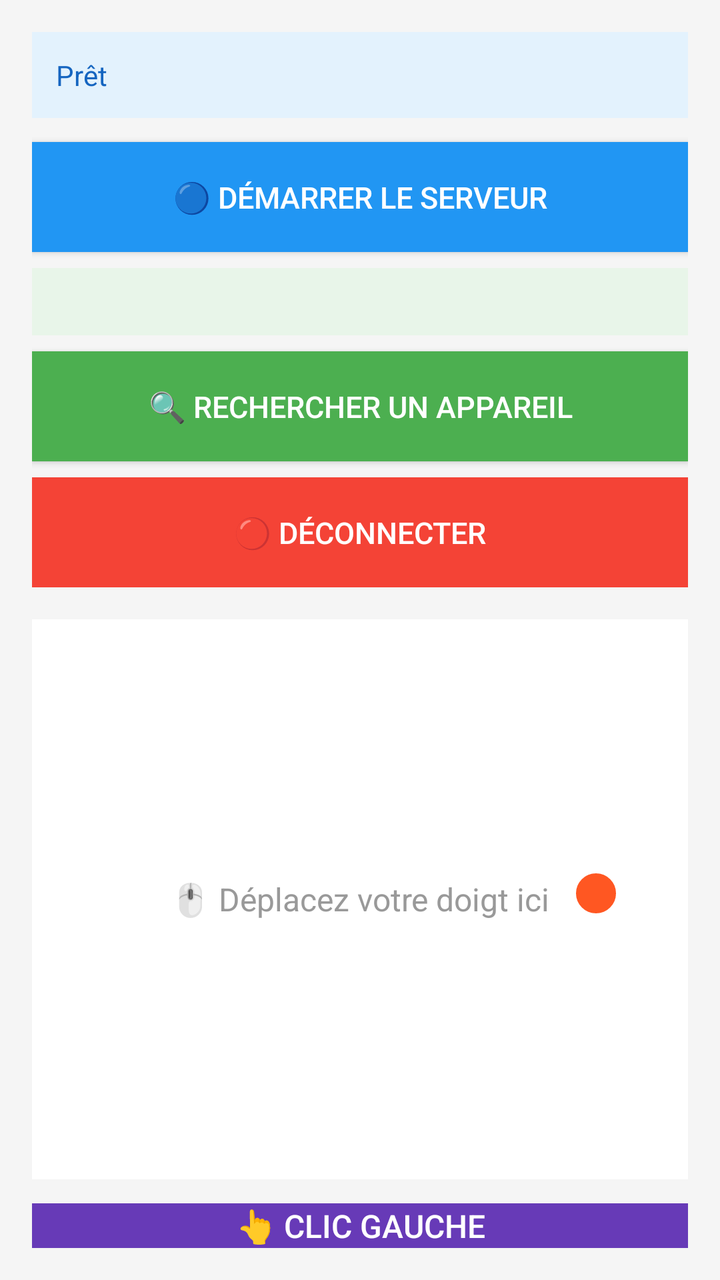
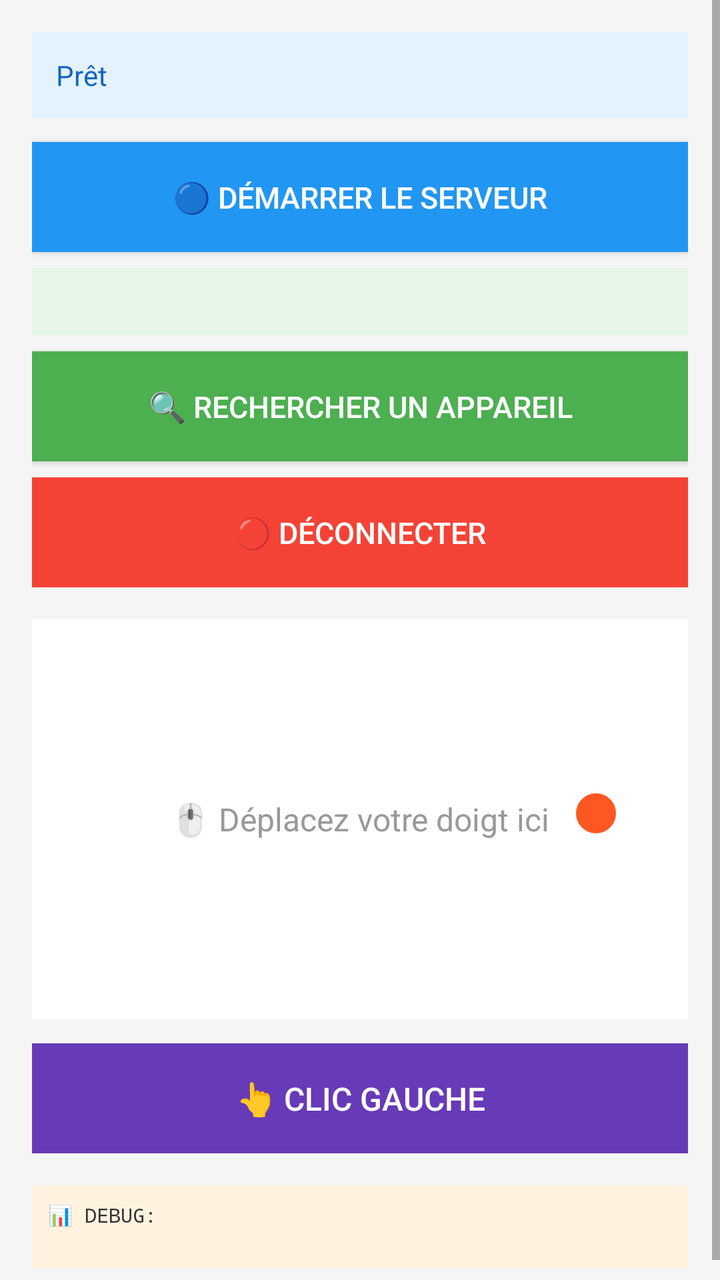

Compare the two renders of this Android layout. The source of the first and the diff that turns it into the second are given below.
<!-- AndroidManifest.xml: application theme Theme.AppCompat.Light.NoActionBar -->
<!-- res/layout/activity_main.xml -->
<?xml version="1.0" encoding="utf-8"?>
<RelativeLayout xmlns:android="http://schemas.android.com/apk/res/android"
    android:layout_width="match_parent"
    android:layout_height="match_parent"
    android:padding="16dp"
    android:background="#F5F5F5">

    <TextView
        android:id="@+id/tvStatus"
        android:layout_width="match_parent"
        android:layout_height="wrap_content"
        android:text="Prêt"
        android:textSize="14sp"
        android:padding="12dp"
        android:background="#E3F2FD"
        android:textColor="#1565C0"/>

    <Button
        android:id="@+id/btnServer"
        android:layout_width="match_parent"
        android:layout_height="55dp"
        android:layout_below="@id/tvStatus"
        android:layout_marginTop="12dp"
        android:text="🔵 DÉMARRER LE SERVEUR"
        android:background="#2196F3"
        android:textColor="#FFFFFF"
        android:textSize="15sp"/>

    <TextView
        android:id="@+id/tvFound"
        android:layout_width="match_parent"
        android:layout_height="wrap_content"
        android:layout_below="@id/btnServer"
        android:layout_marginTop="8dp"
        android:text=""
        android:textSize="13sp"
        android:textColor="#2E7D32"
        android:padding="8dp"
        android:background="#E8F5E9"/>

    <Button
        android:id="@+id/btnScan"
        android:layout_width="match_parent"
        android:layout_height="55dp"
        android:layout_below="@id/tvFound"
        android:layout_marginTop="8dp"
        android:text="🔍 RECHERCHER UN APPAREIL"
        android:background="#4CAF50"
        android:textColor="#FFFFFF"
        android:textSize="15sp"/>

    <Button
        android:id="@+id/btnDisconnect"
        android:layout_width="match_parent"
        android:layout_height="55dp"
        android:layout_below="@id/btnScan"
        android:layout_marginTop="8dp"
        android:text="🔴 DÉCONNECTER"
        android:background="#F44336"
        android:textColor="#FFFFFF"
        android:textSize="15sp"
        android:enabled="false"/>

    <FrameLayout
        android:id="@+id/touchpad"
        android:layout_width="match_parent"
        android:layout_height="280dp"
        android:layout_below="@id/btnDisconnect"
        android:layout_marginTop="16dp"
        android:background="#FFFFFF"
        android:layout_marginBottom="12dp"
        android:enabled="false">

        <TextView
            android:layout_width="match_parent"
            android:layout_height="match_parent"
            android:text="🖱️ Déplacez votre doigt ici"
            android:gravity="center"
            android:textColor="#999999"
            android:textSize="16sp"/>

        <View
            android:id="@+id/cursor"
            android:layout_width="24dp"
            android:layout_height="24dp"
            android:background="@drawable/cursor_shape"
            android:layout_gravity="top|left"
            android:translationX="270dp"
            android:translationY="125dp"/>
    </FrameLayout>

    <Button
        android:id="@+id/btnClick"
        android:layout_width="match_parent"
        android:layout_height="55dp"
        android:layout_below="@id/touchpad"
        android:text="👆 CLIC GAUCHE"
        android:background="#673AB7"
        android:textColor="#FFFFFF"
        android:textSize="16sp"
        android:enabled="false"/>

</RelativeLayout>
<!-- resources referenced by this layout -->
<resources>
  <!-- drawable cursor_shape (drawable) -->
  <?xml version="1.0" encoding="utf-8"?>
  <shape xmlns:android="http://schemas.android.com/apk/res/android"
      android:shape="oval">
      <solid android:color="#FF5722"/>
      <stroke android:width="2dp" android:color="#FFFFFF"/>
  </shape>
</resources>

<!-- the commit's change to res/layout/activity_main.xml (unified diff, before → after) -->
@@ -1,103 +1,124 @@
 <?xml version="1.0" encoding="utf-8"?>
-<RelativeLayout xmlns:android="http://schemas.android.com/apk/res/android"
+<ScrollView xmlns:android="http://schemas.android.com/apk/res/android"
     android:layout_width="match_parent"
     android:layout_height="match_parent"
-    android:padding="16dp"
-    android:background="#F5F5F5">
+    android:fillViewport="true">
 
-    <TextView
-        android:id="@+id/tvStatus"
+    <RelativeLayout
         android:layout_width="match_parent"
         android:layout_height="wrap_content"
-        android:text="Prêt"
-        android:textSize="14sp"
-        android:padding="12dp"
-        android:background="#E3F2FD"
-        android:textColor="#1565C0"/>
-
-    <Button
-        android:id="@+id/btnServer"
-        android:layout_width="match_parent"
-        android:layout_height="55dp"
-        android:layout_below="@id/tvStatus"
-        android:layout_marginTop="12dp"
-        android:text="🔵 DÉMARRER LE SERVEUR"
-        android:background="#2196F3"
-        android:textColor="#FFFFFF"
-        android:textSize="15sp"/>
-
-    <TextView
-        android:id="@+id/tvFound"
-        android:layout_width="match_parent"
-        android:layout_height="wrap_content"
-        android:layout_below="@id/btnServer"
-        android:layout_marginTop="8dp"
-        android:text=""
-        android:textSize="13sp"
-        android:textColor="#2E7D32"
-        android:padding="8dp"
-        android:background="#E8F5E9"/>
-
-    <Button
-        android:id="@+id/btnScan"
-        android:layout_width="match_parent"
-        android:layout_height="55dp"
-        android:layout_below="@id/tvFound"
-        android:layout_marginTop="8dp"
-        android:text="🔍 RECHERCHER UN APPAREIL"
-        android:background="#4CAF50"
-        android:textColor="#FFFFFF"
-        android:textSize="15sp"/>
-
-    <Button
-        android:id="@+id/btnDisconnect"
-        android:layout_width="match_parent"
-        android:layout_height="55dp"
-        android:layout_below="@id/btnScan"
-        android:layout_marginTop="8dp"
-        android:text="🔴 DÉCONNECTER"
-        android:background="#F44336"
-        android:textColor="#FFFFFF"
-        android:textSize="15sp"
-        android:enabled="false"/>
-
-    <FrameLayout
-        android:id="@+id/touchpad"
-        android:layout_width="match_parent"
-        android:layout_height="280dp"
-        android:layout_below="@id/btnDisconnect"
-        android:layout_marginTop="16dp"
-        android:background="#FFFFFF"
-        android:layout_marginBottom="12dp"
-        android:enabled="false">
+        android:padding="16dp"
+        android:background="#F5F5F5">
 
         <TextView
+            android:id="@+id/tvStatus"
             android:layout_width="match_parent"
-            android:layout_height="match_parent"
-            android:text="🖱️ Déplacez votre doigt ici"
-            android:gravity="center"
-            android:textColor="#999999"
-            android:textSize="16sp"/>
+            android:layout_height="wrap_content"
+            android:text="Prêt"
+            android:textSize="14sp"
+            android:padding="12dp"
+            android:background="#E3F2FD"
+            android:textColor="#1565C0"/>
 
-        <View
-            android:id="@+id/cursor"
-            android:layout_width="24dp"
-            android:layout_height="24dp"
-            android:background="@drawable/cursor_shape"
-            android:layout_gravity="top|left"
-            android:translationX="270dp"
-            android:translationY="125dp"/>
-    </FrameLayout>
+        <Button
+            android:id="@+id/btnServer"
+            android:layout_width="match_parent"
+            android:layout_height="55dp"
+            android:layout_below="@id/tvStatus"
+            android:layout_marginTop="12dp"
+            android:text="🔵 DÉMARRER LE SERVEUR"
+            android:background="#2196F3"
+            android:textColor="#FFFFFF"
+            android:textSize="15sp"/>
 
-    <Button
-        android:id="@+id/btnClick"
-        android:layout_width="match_parent"
-        android:layout_height="55dp"
-        android:layout_below="@id/touchpad"
-        android:text="👆 CLIC GAUCHE"
-        android:background="#673AB7"
-        android:textColor="#FFFFFF"
-        android:textSize="16sp"
-        android:enabled="false"/>
+        <TextView
+            android:id="@+id/tvFound"
+            android:layout_width="match_parent"
+            android:layout_height="wrap_content"
+            android:layout_below="@id/btnServer"
+            android:layout_marginTop="8dp"
+            android:text=""
+            android:textSize="13sp"
+            android:textColor="#2E7D32"
+            android:padding="8dp"
+            android:background="#E8F5E9"/>
 
-</RelativeLayout>
+        <Button
+            android:id="@+id/btnScan"
+            android:layout_width="match_parent"
+            android:layout_height="55dp"
+            android:layout_below="@id/tvFound"
+            android:layout_marginTop="8dp"
+            android:text="🔍 RECHERCHER UN APPAREIL"
+            android:background="#4CAF50"
+            android:textColor="#FFFFFF"
+            android:textSize="15sp"/>
+
+        <Button
+            android:id="@+id/btnDisconnect"
+            android:layout_width="match_parent"
+            android:layout_height="55dp"
+            android:layout_below="@id/btnScan"
+            android:layout_marginTop="8dp"
+            android:text="🔴 DÉCONNECTER"
+            android:background="#F44336"
+            android:textColor="#FFFFFF"
+            android:textSize="15sp"
+            android:enabled="false"/>
+
+        <FrameLayout
+            android:id="@+id/touchpad"
+            android:layout_width="match_parent"
+            android:layout_height="200dp"
+            android:layout_below="@id/btnDisconnect"
+            android:layout_marginTop="16dp"
+            android:background="#FFFFFF"
+            android:layout_marginBottom="12dp"
+            android:enabled="false">
+
+            <TextView
+                android:layout_width="match_parent"
+                android:layout_height="match_parent"
+                android:text="🖱️ Déplacez votre doigt ici"
+                android:gravity="center"
+                android:textColor="#999999"
+                android:textSize="16sp"/>
+
+            <View
+                android:id="@+id/cursor"
+                android:layout_width="24dp"
+                android:layout_height="24dp"
+                android:background="@drawable/cursor_shape"
+                android:layout_gravity="top|left"
+                android:translationX="270dp"
+                android:translationY="85dp"/>
+        </FrameLayout>
+
+        <Button
+            android:id="@+id/btnClick"
+            android:layout_width="match_parent"
+            android:layout_height="55dp"
+            android:layout_below="@id/touchpad"
+            android:text="👆 CLIC GAUCHE"
+            android:background="#673AB7"
+            android:textColor="#FFFFFF"
+            android:textSize="16sp"
+            android:enabled="false"/>
+
+        <TextView
+            android:id="@+id/tvDebug"
+            android:layout_width="match_parent"
+            android:layout_height="wrap_content"
+            android:layout_below="@id/btnClick"
+            android:layout_marginTop="16dp"
+            android:text="📊 DEBUG:\n"
+            android:textSize="10sp"
+            android:fontFamily="monospace"
+            android:textColor="#333333"
+            android:padding="8dp"
+            android:background="#FFF3E0"
+            android:maxLines="15"
+            android:scrollbars="vertical"/>
+
+    </RelativeLayout>
+</ScrollView>
